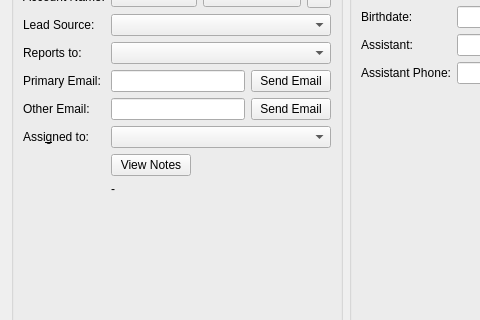
Old version of the form client/src/details/contactdetails.ui in the repository KDAB/FatCRM; both pictures show x 0 to 480 and y 195 to 515 of the 1052 by 622 pixel window.
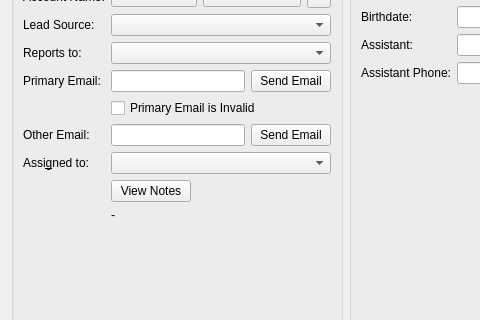
New version of the form. Icons and pictures are not drawn. Custom widgets are drawn as their Qt base class.

Commit message:
Add support for "invalid email" for contacts
Unfortunately only for the primary email.
For others it would require a refactor, to call get_relationships with
the email_addresses table...

```diff
--- a/client/src/details/contactdetails.ui
+++ b/client/src/details/contactdetails.ui
@@ -178,7 +178,7 @@
         </item>
        </layout>
       </item>
-      <item row="9" column="0">
+      <item row="10" column="0">
        <widget class="QLabel" name="label_31">
         <property name="text">
          <string>Other Email:</string>
@@ -188,7 +188,7 @@
         </property>
        </widget>
       </item>
-      <item row="9" column="1">
+      <item row="10" column="1">
        <layout class="QHBoxLayout" name="horizontalLayout_3">
         <item>
          <widget class="QLineEdit" name="email2"/>
@@ -206,7 +206,7 @@
         </item>
        </layout>
       </item>
-      <item row="10" column="0">
+      <item row="11" column="0">
        <widget class="QLabel" name="label_11">
         <property name="text">
          <string>Assi&amp;gned to:</string>
@@ -216,10 +216,10 @@
         </property>
        </widget>
       </item>
-      <item row="10" column="1">
-       <widget class="QComboBox" name="assigned_user_id"/>
-      </item>
       <item row="11" column="1">
+       <widget class="QComboBox" name="assigned_user_id"/>
+      </item>
+      <item row="12" column="1">
        <layout class="QHBoxLayout" name="horizontalLayout_4">
         <item>
          <widget class="QPushButton" name="viewNotesButton">
@@ -247,7 +247,7 @@
         </item>
        </layout>
       </item>
-      <item row="12" column="1">
+      <item row="13" column="1">
        <widget class="QLabel" name="urllabel">
         <property name="text">
          <string>-</string>
@@ -257,6 +257,13 @@
         </property>
        </widget>
       </item>
+      <item row="9" column="1">
+       <widget class="QCheckBox" name="invalid_email">
+        <property name="text">
+         <string>Primary Email is Invalid</string>
+        </property>
+       </widget>
+      </item>
      </layout>
     </widget>
    </item>
```
The commit also changes 8 other files.
